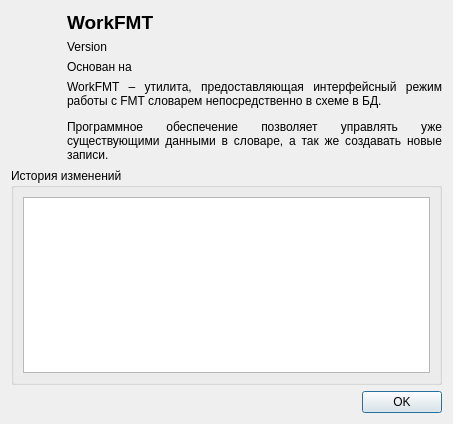
Above: FmtLib/ui/aboutdlg.ui from Smitt64/WorkFMT before the change. Below: the same form after it.
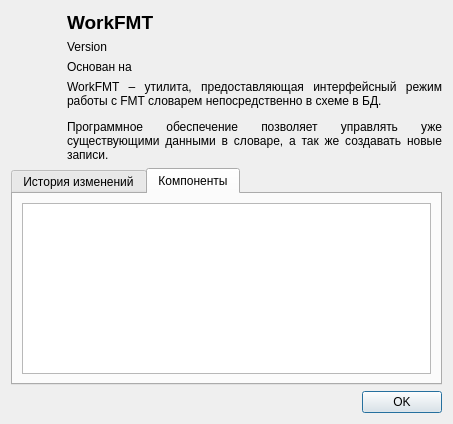
That is the form after the change. The open tabs and pages were chosen to show the change. Icons and pictures are not drawn.

```diff
--- a/FmtLib/ui/aboutdlg.ui
+++ b/FmtLib/ui/aboutdlg.ui
@@ -91,10 +91,14 @@
     </layout>
    </item>
    <item>
-    <widget class="QGroupBox" name="groupBox">
-     <property name="title">
+    <widget class="QTabWidget" name="tabWidget">
+     <property name="currentIndex">
+      <number>0</number>
+     </property>
+     <widget class="QWidget" name="tab1">
+      <attribute name="title">
       <string>История изменений</string>
-     </property>
+      </attribute>
      <layout class="QVBoxLayout" name="verticalLayout_3">
       <item>
        <widget class="QTextBrowser" name="textBrowser">
@@ -108,6 +112,27 @@
        </widget>
       </item>
      </layout>
+     </widget>
+     <widget class="QWidget" name="tab_2">
+      <attribute name="title">
+       <string>Компоненты</string>
+      </attribute>
+      <layout class="QVBoxLayout" name="verticalLayout_4">
+       <item>
+        <widget class="QTreeView" name="componentsView">
+         <property name="editTriggers">
+          <set>QAbstractItemView::NoEditTriggers</set>
+         </property>
+         <property name="showDropIndicator" stdset="0">
+          <bool>false</bool>
+         </property>
+         <property name="rootIsDecorated">
+          <bool>false</bool>
+         </property>
+        </widget>
+       </item>
+      </layout>
+     </widget>
     </widget>
    </item>
    <item>
```
Lines whose indentation alone changed are shown as unchanged.
